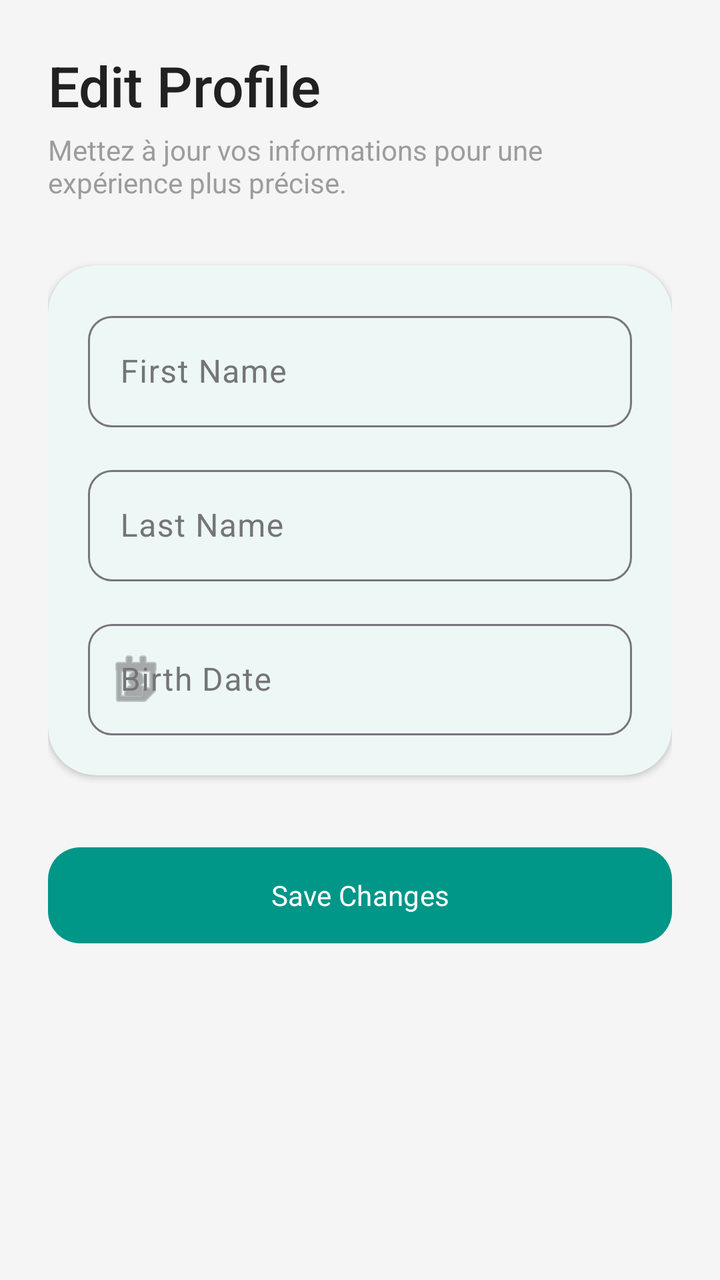
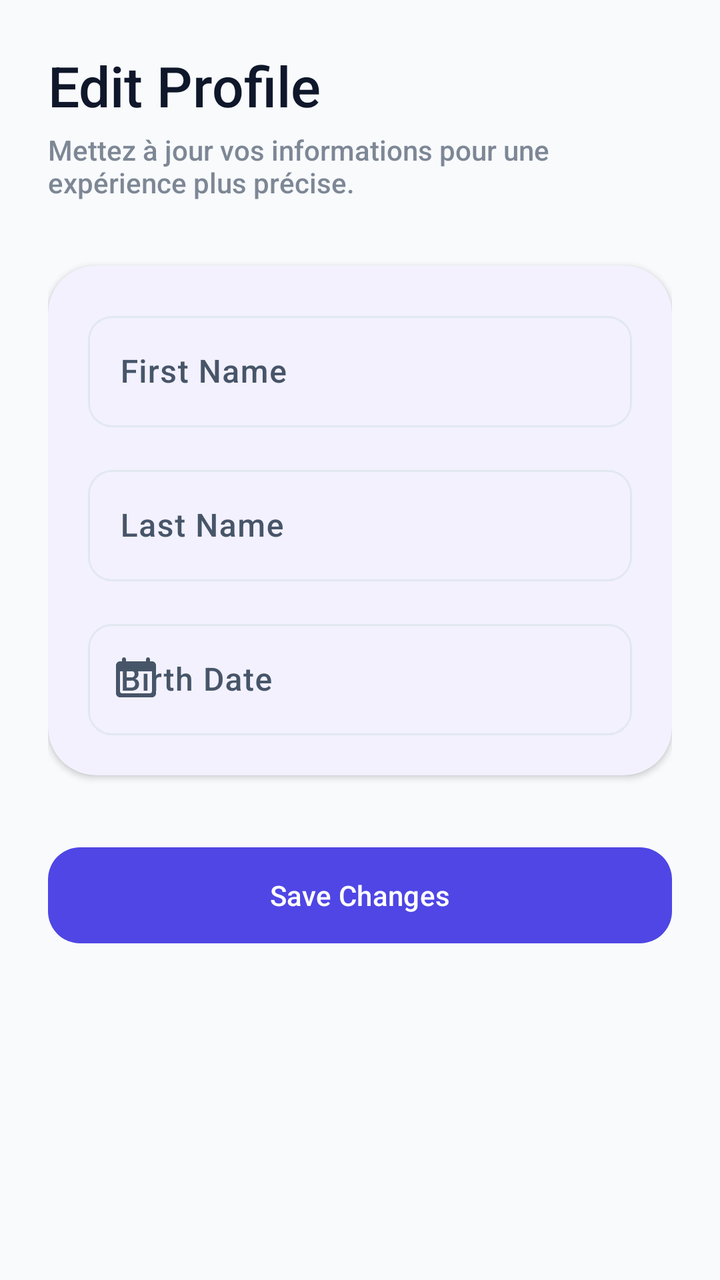

Screens rendered from an Android XML layout before and after an edit, with the pre-edit source and the edit as a unified diff.
<!-- AndroidManifest.xml: application theme Theme.SmartLife -->
<!-- res/layout/activity_edit_profile.xml -->
<?xml version="1.0" encoding="utf-8"?>
<androidx.core.widget.NestedScrollView xmlns:android="http://schemas.android.com/apk/res/android"
    xmlns:app="http://schemas.android.com/apk/res-auto"
    xmlns:tools="http://schemas.android.com/tools"
    android:layout_width="match_parent"
    android:layout_height="match_parent"
    android:background="?attr/android:windowBackground"
    android:fillViewport="true"
    tools:context=".EditProfileActivity">

    <LinearLayout
        android:layout_width="match_parent"
        android:layout_height="wrap_content"
        android:orientation="vertical"
        android:padding="24dp">

        <TextView
            android:id="@+id/tvEditProfileTitle"
            android:layout_width="wrap_content"
            android:layout_height="wrap_content"
            android:text="@string/edit_profile_title"
            android:textSize="28sp"
            android:fontFamily="sans-serif-medium"
            android:textColor="?attr/colorOnSurface" />

        <TextView
            android:layout_width="wrap_content"
            android:layout_height="wrap_content"
            android:layout_marginTop="4dp"
            android:text="Mettez à jour vos informations pour une expérience plus précise."
            android:alpha="0.7"
            android:textColor="?attr/colorOnSurfaceVariant" />

        <com.google.android.material.card.MaterialCardView
            android:layout_width="match_parent"
            android:layout_height="wrap_content"
            android:layout_marginTop="32dp"
            app:cardCornerRadius="24dp"
            app:cardElevation="2dp"
            app:strokeWidth="0dp"
            app:cardBackgroundColor="?attr/colorSurface">

            <LinearLayout
                android:layout_width="match_parent"
                android:layout_height="wrap_content"
                android:orientation="vertical"
                android:padding="20dp">

                <com.google.android.material.textfield.TextInputLayout
                    style="@style/Widget.Material3.TextInputLayout.OutlinedBox"
                    android:layout_width="match_parent"
                    android:layout_height="wrap_content"
                    android:layout_marginBottom="16dp"
                    android:hint="@string/first_name_label"
                    app:boxCornerRadiusBottomEnd="12dp"
                    app:boxCornerRadiusBottomStart="12dp"
                    app:boxCornerRadiusTopEnd="12dp"
                    app:boxCornerRadiusTopStart="12dp">
                    <com.google.android.material.textfield.TextInputEditText
                        android:id="@+id/etEditFirstName"
                        android:layout_width="match_parent"
                        android:layout_height="wrap_content"
                        android:inputType="textPersonName" />
                </com.google.android.material.textfield.TextInputLayout>

                <com.google.android.material.textfield.TextInputLayout
                    style="@style/Widget.Material3.TextInputLayout.OutlinedBox"
                    android:layout_width="match_parent"
                    android:layout_height="wrap_content"
                    android:layout_marginBottom="16dp"
                    android:hint="@string/last_name_label"
                    app:boxCornerRadiusBottomEnd="12dp"
                    app:boxCornerRadiusBottomStart="12dp"
                    app:boxCornerRadiusTopEnd="12dp"
                    app:boxCornerRadiusTopStart="12dp">
                    <com.google.android.material.textfield.TextInputEditText
                        android:id="@+id/etEditLastName"
                        android:layout_width="match_parent"
                        android:layout_height="wrap_content"
                        android:inputType="textPersonName" />
                </com.google.android.material.textfield.TextInputLayout>

                <com.google.android.material.textfield.TextInputLayout
                    style="@style/Widget.Material3.TextInputLayout.OutlinedBox"
                    android:layout_width="match_parent"
                    android:layout_height="wrap_content"
                    android:hint="@string/birth_date_label"
                    app:boxCornerRadiusBottomEnd="12dp"
                    app:boxCornerRadiusBottomStart="12dp"
                    app:boxCornerRadiusTopEnd="12dp"
                    app:boxCornerRadiusTopStart="12dp"
                    app:startIconDrawable="@android:drawable/ic_menu_my_calendar">
                    <com.google.android.material.textfield.TextInputEditText
                        android:id="@+id/etEditBirthDate"
                        android:layout_width="match_parent"
                        android:layout_height="wrap_content"
                        android:inputType="date"
                        android:focusable="false"
                        android:clickable="true" />
                </com.google.android.material.textfield.TextInputLayout>

            </LinearLayout>
        </com.google.android.material.card.MaterialCardView>

        <com.google.android.material.button.MaterialButton
            android:id="@+id/btnSaveProfile"
            android:layout_width="match_parent"
            android:layout_height="56dp"
            android:layout_marginTop="32dp"
            android:text="@string/save_changes_button"
            app:cornerRadius="16dp" />

        <ProgressBar
            android:id="@+id/progressBar"
            android:layout_width="wrap_content"
            android:layout_height="wrap_content"
            android:layout_gravity="center"
            android:layout_marginTop="16dp"
            android:visibility="gone" />

    </LinearLayout>
</androidx.core.widget.NestedScrollView>
<!-- resources referenced by this layout -->
<resources>
  <string name="birth_date_label">Birth Date</string>
  <string name="edit_profile_title">Edit Profile</string>
  <string name="first_name_label">First Name</string>
  <string name="last_name_label">Last Name</string>
  <string name="save_changes_button">Save Changes</string>
  <style name="Theme.SmartLife" parent="Base.Theme.SmartLife" />
  <style name="Base.Theme.SmartLife" parent="Theme.Material3.DayNight.NoActionBar">
          
          
          <item name="colorPrimary">@color/primary_color</item>
          <item name="colorOnPrimary">@color/white</item>
          <item name="colorPrimaryContainer">@color/primary_light</item>
          <item name="colorOnPrimaryContainer">@color/primary_dark</item>
  
          
          <item name="colorSecondary">@color/secondary_color</item>
          <item name="colorOnSecondary">@color/white</item>
          <item name="colorSecondaryContainer">@color/secondary_light</item>
          <item name="colorOnSecondaryContainer">@color/secondary_dark</item>
  
          
          <item name="android:windowBackground">@color/bg_light</item>
          <item name="colorSurface">@color/white</item>
          <item name="colorOnSurface">@color/text_main</item>
          <item name="colorSurfaceVariant">@color/outline_variant</item>
          <item name="colorOnSurfaceVariant">@color/text_secondary</item>
          <item name="colorOutlineVariant">@color/outline_variant</item>
  
          
          <item name="android:fontFamily">sans-serif</item>
          <item name="textAppearanceTitleLarge">@style/TextAppearance.SmartLife.TitleLarge</item>
          <item name="textAppearanceBodyMedium">@style/TextAppearance.SmartLife.BodyMedium</item>
      </style>
  <color name="primary_color">#009688</color>
  <color name="white">#FFFFFFFF</color>
  <color name="primary_light">#52c7b8</color>
  <color name="primary_dark">#00675b</color>
  <color name="secondary_color">#FFAB40</color>
  <color name="secondary_light">#ffdd71</color>
  <color name="secondary_dark">#c67c00</color>
  <color name="bg_light">#F5F5F5</color>
  <color name="text_main">#212121</color>
  <color name="outline_variant">#E0E0E0</color>
  <color name="text_secondary">#757575</color>
  <style name="TextAppearance.SmartLife.TitleLarge" parent="TextAppearance.Material3.TitleLarge">
          <item name="android:textStyle">bold</item>
          <item name="android:textColor">@color/text_main</item>
      </style>
  <style name="TextAppearance.SmartLife.BodyMedium" parent="TextAppearance.Material3.BodyMedium">
          <item name="android:textColor">@color/text_secondary</item>
      </style>
</resources>

<!-- the commit's change to res/layout/activity_edit_profile.xml (unified diff, before → after) -->
@@ -89,7 +89,7 @@
                     app:boxCornerRadiusBottomStart="12dp"
                     app:boxCornerRadiusTopEnd="12dp"
                     app:boxCornerRadiusTopStart="12dp"
-                    app:startIconDrawable="@android:drawable/ic_menu_my_calendar">
+                    app:startIconDrawable="@drawable/ic_round_calendar_today_24">
                     <com.google.android.material.textfield.TextInputEditText
                         android:id="@+id/etEditBirthDate"
                         android:layout_width="match_parent"
<!-- resource entries referenced after the edit -->
@@ -1,5 +1,15 @@
 <!-- resources referenced by this layout -->
 <resources>
+  <!-- drawable ic_round_calendar_today_24 (drawable) -->
+  <vector xmlns:android="http://schemas.android.com/apk/res/android"
+      android:width="24dp"
+      android:height="24dp"
+      android:viewportWidth="24"
+      android:viewportHeight="24">
+    <path
+        android:fillColor="@android:color/white"
+        android:pathData="M20,3h-1V2c0,-0.55 -0.45,-1 -1,-1s-1,0.45 -1,1v1H7V2c0,-0.55 -0.45,-1 -1,-1s-1,0.45 -1,1v1H4C2.9,3 2,3.9 2,5v14c0,1.1 0.9,2 2,2h16c1.1,0 2,-0.9 2,-2V5C22,3.9 21.1,3 20,3zM19,19H5c-0.55,0 -1,-0.45 -1,-1V8h16v10C20,18.55 19.55,19 19,19z"/>
+  </vector>
   <string name="birth_date_label">Birth Date</string>
   <string name="edit_profile_title">Edit Profile</string>
   <string name="first_name_label">First Name</string>
@@ -21,35 +31,36 @@
           <item name="colorOnSecondaryContainer">@color/secondary_dark</item>
   
           
-          <item name="android:windowBackground">@color/bg_light</item>
-          <item name="colorSurface">@color/white</item>
+          <item name="colorTertiary">@color/tertiary_color</item>
+          <item name="colorOnTertiary">@color/white</item>
+          <item name="colorTertiaryContainer">@color/tertiary_light</item>
+          <item name="colorOnTertiaryContainer">@color/tertiary_dark</item>
+  
+          
+          <item name="android:windowBackground">@color/background_light</item>
+          <item name="colorSurface">@color/surface_color</item>
           <item name="colorOnSurface">@color/text_main</item>
           <item name="colorSurfaceVariant">@color/outline_variant</item>
           <item name="colorOnSurfaceVariant">@color/text_secondary</item>
-          <item name="colorOutlineVariant">@color/outline_variant</item>
+          <item name="colorOutline">@color/outline_variant</item>
   
           
-          <item name="android:fontFamily">sans-serif</item>
-          <item name="textAppearanceTitleLarge">@style/TextAppearance.SmartLife.TitleLarge</item>
-          <item name="textAppearanceBodyMedium">@style/TextAppearance.SmartLife.BodyMedium</item>
+          <item name="android:fontFamily">sans-serif-medium</item>
       </style>
-  <color name="primary_color">#009688</color>
+  <color name="primary_color">#4F46E5</color>
   <color name="white">#FFFFFFFF</color>
-  <color name="primary_light">#52c7b8</color>
-  <color name="primary_dark">#00675b</color>
-  <color name="secondary_color">#FFAB40</color>
-  <color name="secondary_light">#ffdd71</color>
-  <color name="secondary_dark">#c67c00</color>
-  <color name="bg_light">#F5F5F5</color>
-  <color name="text_main">#212121</color>
-  <color name="outline_variant">#E0E0E0</color>
-  <color name="text_secondary">#757575</color>
-  <style name="TextAppearance.SmartLife.TitleLarge" parent="TextAppearance.Material3.TitleLarge">
-          <item name="android:textStyle">bold</item>
-          <item name="android:textColor">@color/text_main</item>
-      </style>
-  <style name="TextAppearance.SmartLife.BodyMedium" parent="TextAppearance.Material3.BodyMedium">
-          <item name="android:textColor">@color/text_secondary</item>
-      </style>
+  <color name="primary_light">#E0E7FF</color>
+  <color name="primary_dark">#3730A3</color>
+  <color name="secondary_color">#06B6D4</color>
+  <color name="secondary_light">#CFFAFE</color>
+  <color name="secondary_dark">#0E7490</color>
+  <color name="tertiary_color">#F59E0B</color>
+  <color name="tertiary_light">#FEF3C7</color>
+  <color name="tertiary_dark">#B45309</color>
+  <color name="background_light">#F8FAFC</color>
+  <color name="surface_color">#FFFFFF</color>
+  <color name="text_main">#0F172A</color>
+  <color name="outline_variant">#E2E8F0</color>
+  <color name="text_secondary">#475569</color>
 </resources>
 
